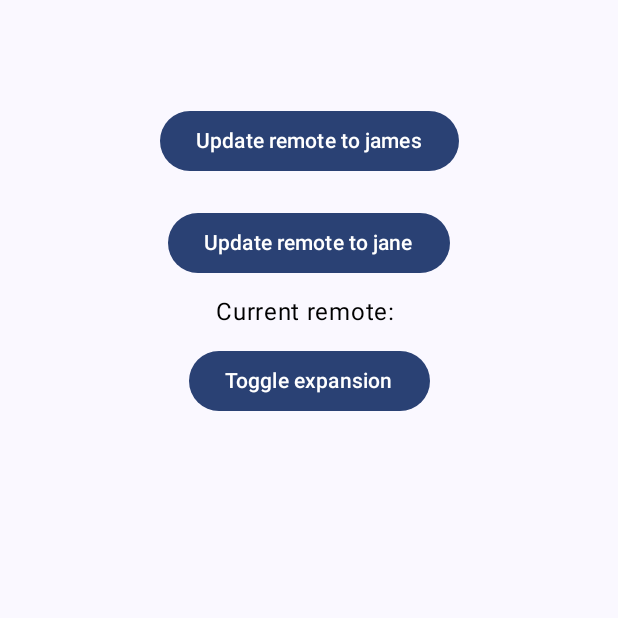
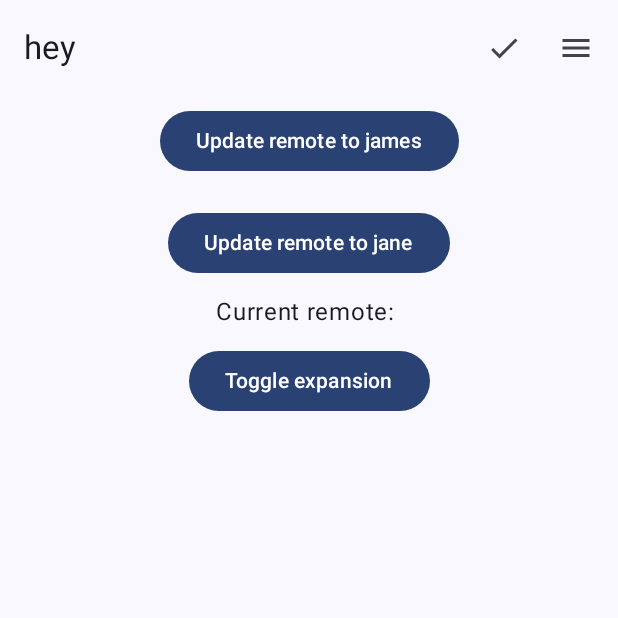
Before and after one commit to Kafva/kage, an Android app built with Jetpack Compose: the screen it shows after launch (MainActivity), on a phone screen of 412 x 824 dp, the top half of it. Run offline under Robolectric (Android 15) with nearby library versions, the phone set to English and light mode, and no system bars; our stand-ins replace Dagger/Hilt's generated code; pictures from the network do not load; 1 statement that could not run was skipped.

Commit message:
Add toolbar

```diff
--- a/android/app/build.gradle.kts
+++ b/android/app/build.gradle.kts
@@ -59,7 +59,9 @@ android {
             excludes += "/META-INF/{AL2.0,LGPL2.1}"
         }
     }
-
+    lint {
+        baseline = file("lint-baseline.xml")
+    }
 }
 
 task<Exec>("rebuildCore") {
--- a/android/app/src/main/kotlin/kafva/kage/MainActivity.kt
+++ b/android/app/src/main/kotlin/kafva/kage/MainActivity.kt
@@ -21,6 +21,7 @@ import dagger.hilt.android.AndroidEntryPoint
 import kafva.kage.ui.theme.KageTheme
 import kafva.kage.ui.views.SettingsView
 import kafva.kage.ui.views.TreeView
+import kafva.kage.ui.views.ToolbarView
 
 @AndroidEntryPoint
 class MainActivity : ComponentActivity() {
@@ -29,6 +30,7 @@ class MainActivity : ComponentActivity() {
         enableEdgeToEdge()
         setContent {
             KageTheme {
+                ToolbarView {
                     Column(
                         modifier = Modifier.fillMaxSize()
                                            .background(MaterialTheme.colorScheme.surface),
@@ -37,6 +39,7 @@ class MainActivity : ComponentActivity() {
                     ) {
                         SettingsView()
                         TreeView()
+                    }
                 }
             }
         }
--- /dev/null
+++ b/android/app/src/main/kotlin/kafva/kage/ui/views/ToolbarView.kt
@@ -0,0 +1,52 @@
+package kafva.kage.ui.views
+
+import androidx.compose.foundation.layout.padding
+import androidx.compose.material3.TopAppBar
+import androidx.compose.material3.Scaffold
+import androidx.compose.material3.IconButton
+import androidx.compose.material3.FloatingActionButton
+import androidx.compose.material3.FloatingActionButtonDefaults
+import androidx.compose.material3.Text
+import androidx.compose.runtime.Composable
+import androidx.compose.material.icons.Icons
+import androidx.compose.ui.Modifier
+import androidx.compose.ui.text.style.TextOverflow
+import androidx.compose.material.icons.filled.Add
+import androidx.compose.material.icons.filled.Check
+import androidx.compose.material.icons.filled.Edit
+import androidx.compose.material.icons.filled.Menu
+import androidx.compose.material3.BottomAppBarDefaults
+import androidx.compose.material3.Icon
+import androidx.compose.material3.ExperimentalMaterial3Api
+
+@OptIn(ExperimentalMaterial3Api::class)
+@Composable
+fun ToolbarView(content: @Composable () -> Unit) {
+    Scaffold(
+        topBar = {
+            TopAppBar(
+                actions = {
+                    IconButton(onClick = { /* do something */ }) {
+                        Icon(Icons.Filled.Check, contentDescription = "Localized description")
+                    }
+                    IconButton(onClick = { /* do something */ }) {
+                        Icon(
+                            Icons.Filled.Menu,
+                            contentDescription = "Localized description",
+                        )
+                    }
+                },
+                title = {
+                    Text(
+                        "hey",
+                        maxLines = 1,
+                        overflow = TextOverflow.Ellipsis
+                    )
+                },
+
+            )
+        },
+    ) { _ -> // XXX: this parameter should not be ignored
+        content()
+    }
+}
```
Also changed, not shown: 1 other file. Lines whose indentation alone changed are shown as unchanged.
